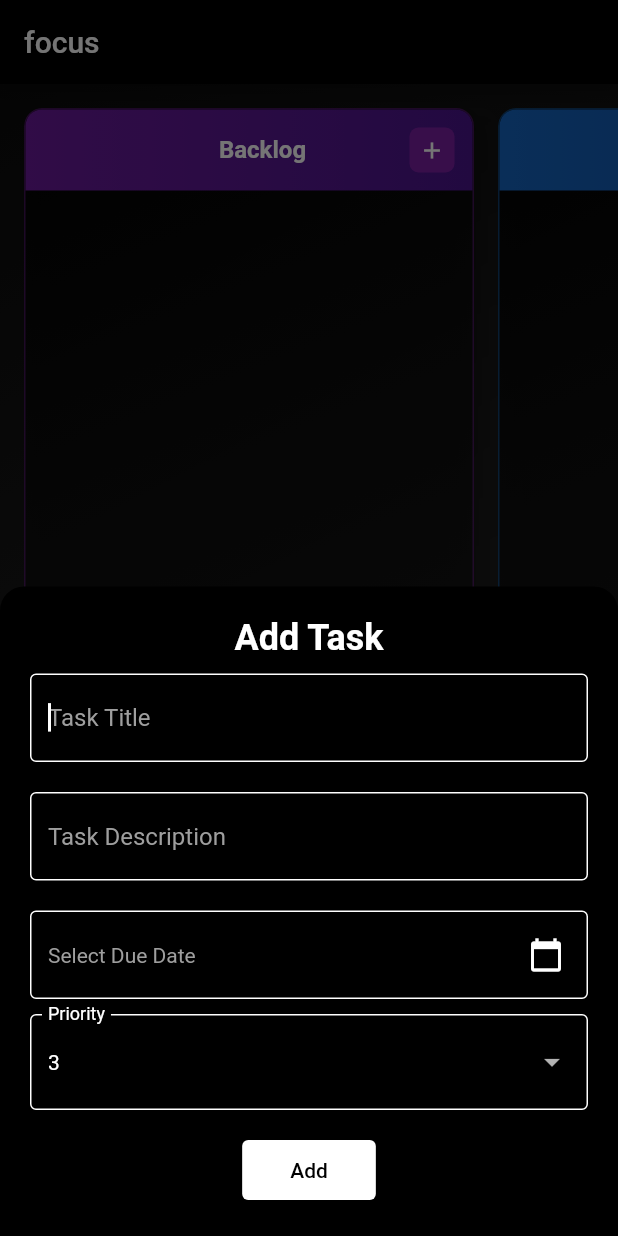
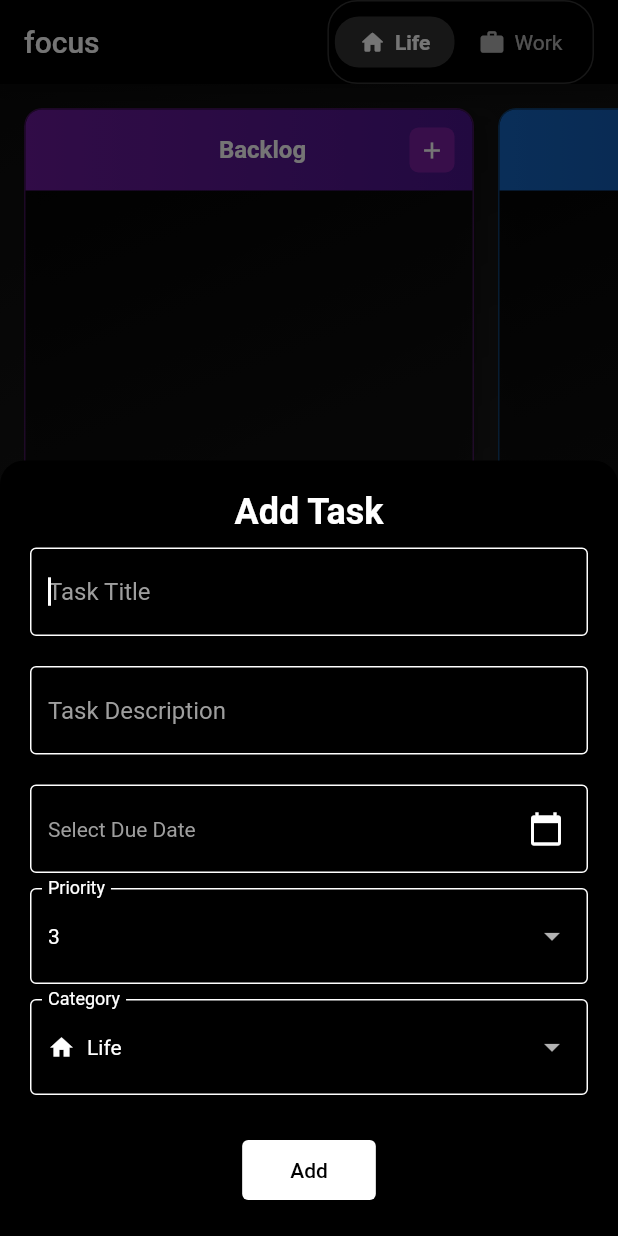
Before and after one commit to wjjmjh/focus, a Flutter app: the screen it shows after launch, after a tap on the "add" icon, on a phone screen of 412 x 824 dp. Run offline on Flutter 3.47's test engine with Material 2 defaults, Android fonts, the phone set to English and light mode, and no system bars; our stand-ins replace confetti, flutter_local_notifications, flutter_riverpod, hive, hive_flutter, timezone; accounts and stored records are empty; Roboto replaces fonts that are missing (Poppins).

Commit message:
BUILD: tasks work/life toggle

```diff
--- a/lib/models/task_model.dart
+++ b/lib/models/task_model.dart
@@ -33,6 +33,9 @@ class Task extends HiveObject {
   @HiveField(8)
   final bool isDateDetected;
 
+  @HiveField(9)
+  final String category;
+
   Task({
     required this.id,
     required this.title,
@@ -43,7 +46,9 @@ class Task extends HiveObject {
     this.focusStartTime,
     this.dueDate,
     this.isDateDetected = false,
-  }) : timeSpentMillis = timeSpent.inMilliseconds;
+    String? category,
+  })  : timeSpentMillis = timeSpent.inMilliseconds,
+        category = category ?? 'life';
 
   Duration get timeSpent => Duration(milliseconds: timeSpentMillis);
 
@@ -57,6 +62,7 @@ class Task extends HiveObject {
     DateTime? focusStartTime,
     Object? dueDate = _undefined,
     bool? isDateDetected,
+    String? category,
   }) {
     return Task(
       id: id ?? this.id,
@@ -68,6 +74,7 @@ class Task extends HiveObject {
       focusStartTime: focusStartTime ?? this.focusStartTime,
       dueDate: dueDate == _undefined ? this.dueDate : dueDate as DateTime?,
       isDateDetected: isDateDetected ?? this.isDateDetected,
+      category: category ?? this.category,
     );
   }
 
--- a/lib/providers/task_provider.dart
+++ b/lib/providers/task_provider.dart
@@ -2,6 +2,10 @@ import 'package:flutter_riverpod/flutter_riverpod.dart';
 import '../models/task_model.dart';
 import '../services/local_storage_service.dart';
 import '../services/notification_service.dart';
+
+enum TaskFilter { all, life, work }
+
+final taskFilterProvider = StateProvider<TaskFilter>((ref) => TaskFilter.life);
 
 final localStorageServiceProvider =
     FutureProvider<LocalStorageService>((ref) async {
@@ -17,6 +21,20 @@ final taskListProvider =
         orElse: () => throw Exception('LocalStorageService not initialised'),
       );
   return TaskListNotifier(storageService);
+});
+
+final filteredTaskListProvider = Provider<List<Task>>((ref) {
+  final tasks = ref.watch(taskListProvider);
+  final filter = ref.watch(taskFilterProvider);
+
+  switch (filter) {
+    case TaskFilter.all:
+      return tasks;
+    case TaskFilter.life:
+      return tasks.where((task) => task.category == 'life').toList();
+    case TaskFilter.work:
+      return tasks.where((task) => task.category == 'work').toList();
+  }
 });
 
 class TaskListNotifier extends StateNotifier<List<Task>> {
@@ -37,7 +55,8 @@ class TaskListNotifier extends StateNotifier<List<Task>> {
   }
 
   Future<void> addTask(String title, String description, int priority,
-      String status, DateTime? dueDate) async {
+      String status, DateTime? dueDate,
+      [String category = 'life']) async {
     final newTask = Task(
       id: DateTime.now().toString(),
       title: title,
@@ -47,6 +66,7 @@ class TaskListNotifier extends StateNotifier<List<Task>> {
       focusStartTime: status == 'Focus' ? DateTime.now() : null,
       dueDate: dueDate,
       isDateDetected: dueDate != null,
+      category: category,
     );
 
     try {
--- a/lib/screens/home_screen.dart
+++ b/lib/screens/home_screen.dart
@@ -10,13 +10,48 @@ class HomeScreen extends ConsumerWidget {
   @override
   Widget build(BuildContext context, WidgetRef ref) {
     final localStorageServiceAsync = ref.watch(localStorageServiceProvider);
+    final currentFilter = ref.watch(taskFilterProvider);
 
     return Scaffold(
-      appBar: AppBar(title: const Text('focus')),
+      appBar: AppBar(
+        title: const Text('focus'),
+        actions: [
+          Container(
+            margin: const EdgeInsets.only(right: 16),
+            child: Container(
+              decoration: BoxDecoration(
+                color: Colors.black.withOpacity(0.1),
+                borderRadius: BorderRadius.circular(20),
+                border: Border.all(color: Colors.white.withOpacity(0.2)),
+              ),
+              padding: const EdgeInsets.all(4),
+              child: Row(
+                mainAxisSize: MainAxisSize.min,
+                children: [
+                  _buildToggleButton(
+                    'Life',
+                    Icons.home_rounded,
+                    TaskFilter.life,
+                    currentFilter == TaskFilter.life,
+                    ref,
+                  ),
+                  _buildToggleButton(
+                    'Work',
+                    Icons.work_rounded,
+                    TaskFilter.work,
+                    currentFilter == TaskFilter.work,
+                    ref,
+                  ),
+                ],
+              ),
+            ),
+          ),
+        ],
+      ),
       body: StyledBackground(
         child: localStorageServiceAsync.when(
           data: (_) {
-            final tasks = ref.watch(taskListProvider);
+            final tasks = ref.watch(filteredTaskListProvider);
             return KanbanBoard(tasks: tasks);
           },
           loading: () => const Center(child: CircularProgressIndicator()),
@@ -25,4 +60,47 @@ class HomeScreen extends ConsumerWidget {
       ),
     );
   }
+
+  Widget _buildToggleButton(
+    String label,
+    IconData icon,
+    TaskFilter filter,
+    bool isSelected,
+    WidgetRef ref,
+  ) {
+    return GestureDetector(
+      onTap: () {
+        ref.read(taskFilterProvider.notifier).state = filter;
+      },
+      child: AnimatedContainer(
+        duration: const Duration(milliseconds: 200),
+        padding: const EdgeInsets.symmetric(horizontal: 16, vertical: 8),
+        decoration: BoxDecoration(
+          color:
+              isSelected ? Colors.white.withOpacity(0.2) : Colors.transparent,
+          borderRadius: BorderRadius.circular(16),
+        ),
+        child: Row(
+          mainAxisSize: MainAxisSize.min,
+          children: [
+            Icon(
+              icon,
+              size: 18,
+              color: isSelected ? Colors.white : Colors.white.withOpacity(0.7),
+            ),
+            const SizedBox(width: 6),
+            Text(
+              label,
+              style: TextStyle(
+                color:
+                    isSelected ? Colors.white : Colors.white.withOpacity(0.7),
+                fontWeight: isSelected ? FontWeight.w600 : FontWeight.w400,
+                fontSize: 14,
+              ),
+            ),
+          ],
+        ),
+      ),
+    );
+  }
 }
--- a/lib/services/local_storage_service.dart
+++ b/lib/services/local_storage_service.dart
@@ -9,7 +9,12 @@ class LocalStorageService {
   }
 
   Future<List<Task>> getTasks() async {
-    return _taskBox.values.toList();
+    try {
+      final tasks = _taskBox.values.toList();
+      return tasks;
+    } catch (e, stackTrace) {
+      return [];
+    }
   }
 
   Future<void> addTask(Task task) async {
--- a/lib/widgets/add_task_form.dart
+++ b/lib/widgets/add_task_form.dart
@@ -1,11 +1,12 @@
 import 'package:flutter/material.dart';
 
 class AddTaskForm extends StatefulWidget {
-  final Function(String, String, int, DateTime?) addTaskHandler;
+  final Function(String, String, int, DateTime?, String) addTaskHandler;
   final String? initialTitle;
   final String? initialDescription;
   final int? initialPriority;
   final DateTime? initialDueDate;
+  final String? initialCategory;
 
   const AddTaskForm({
     super.key,
@@ -14,6 +15,7 @@ class AddTaskForm extends StatefulWidget {
     this.initialDescription,
     this.initialPriority,
     this.initialDueDate,
+    this.initialCategory,
   });
 
   @override
@@ -25,6 +27,7 @@ class _AddTaskFormState extends State<AddTaskForm> {
   late TextEditingController _descriptionController;
   late int _selectedPriority;
   DateTime? _selectedDueDate;
+  late String _selectedCategory;
 
   @override
   void initState() {
@@ -34,6 +37,7 @@ class _AddTaskFormState extends State<AddTaskForm> {
         TextEditingController(text: widget.initialDescription);
     _selectedPriority = widget.initialPriority ?? 3; // Default priority
     _selectedDueDate = widget.initialDueDate;
+    _selectedCategory = widget.initialCategory ?? 'life'; // Default category
   }
 
   @override
@@ -181,6 +185,52 @@ class _AddTaskFormState extends State<AddTaskForm> {
                   });
                 },
               ),
+              Container(
+                margin: const EdgeInsets.symmetric(vertical: 10.0),
+                child: DropdownButtonFormField<String>(
+                  value: _selectedCategory,
+                  style: const TextStyle(color: Colors.white),
+                  dropdownColor: Colors.grey.shade800,
+                  decoration: const InputDecoration(
+                    border: OutlineInputBorder(),
+                    labelText: 'Category',
+                    labelStyle: TextStyle(color: Colors.white),
+                    enabledBorder: OutlineInputBorder(
+                      borderSide: BorderSide(color: Colors.white),
+                    ),
+                    focusedBorder: OutlineInputBorder(
+                      borderSide: BorderSide(color: Colors.white),
+                    ),
+                  ),
+                  items: const [
+                    DropdownMenuItem<String>(
+                      value: 'life',
+                      child: Row(
+                        children: [
+                          Icon(Icons.home, color: Colors.white, size: 18),
+                          SizedBox(width: 8),
+                          Text('Life', style: TextStyle(color: Colors.white)),
+                        ],
+                      ),
+                    ),
+                    DropdownMenuItem<String>(
+                      value: 'work',
+                      child: Row(
+                        children: [
+                          Icon(Icons.work, color: Colors.white, size: 18),
+                          SizedBox(width: 8),
+                          Text('Work', style: TextStyle(color: Colors.white)),
+                        ],
+                      ),
+                    ),
+                  ],
+                  onChanged: (value) {
+                    setState(() {
+                      _selectedCategory = value!;
+                    });
+                  },
+                ),
+              ),
               Padding(
                 padding: const EdgeInsets.only(top: 16.0),
                 child: ElevatedButton(
@@ -197,6 +247,7 @@ class _AddTaskFormState extends State<AddTaskForm> {
                         _descriptionController.text.trim(),
                         _selectedPriority,
                         _selectedDueDate,
+                        _selectedCategory,
                       );
                       Navigator.of(context).pop();
                     }
--- a/lib/widgets/kanban_column.dart
+++ b/lib/widgets/kanban_column.dart
@@ -261,13 +261,21 @@ class _KanbanColumnState extends ConsumerState<KanbanColumn> {
           topRight: Radius.circular(16),
         ),
       ),
-      builder: (context) => AddTaskForm(
-        addTaskHandler: (String title, String description, int priority,
-            DateTime? dueDate) {
-          final notifier = ref.read(taskListProvider.notifier);
-          notifier.addTask(title, description, priority, widget.title, dueDate);
-        },
-      ),
+      builder: (context) {
+        final currentFilter = ref.read(taskFilterProvider);
+        final defaultCategory =
+            currentFilter == TaskFilter.work ? 'work' : 'life';
+
+        return AddTaskForm(
+          addTaskHandler: (String title, String description, int priority,
+              DateTime? dueDate, String category) {
+            final notifier = ref.read(taskListProvider.notifier);
+            notifier.addTask(
+                title, description, priority, widget.title, dueDate, category);
+          },
+          initialCategory: defaultCategory,
+        );
+      },
     );
   }
 }
--- a/lib/widgets/task_card.dart
+++ b/lib/widgets/task_card.dart
@@ -470,13 +470,14 @@ class _TaskCardState extends ConsumerState<TaskCard> {
         child: SingleChildScrollView(
           child: AddTaskForm(
             addTaskHandler: (String title, String description, int priority,
-                DateTime? dueDate) {
+                DateTime? dueDate, String category) {
               final updatedTask = widget.task.copyWith(
                 title: title,
                 description: description,
                 priority: priority.toString(),
                 dueDate: dueDate,
                 isDateDetected: dueDate != null,
+                category: category,
               );
               ref.read(taskListProvider.notifier).updateTask(updatedTask);
             },
@@ -484,6 +485,7 @@ class _TaskCardState extends ConsumerState<TaskCard> {
             initialDescription: widget.task.description,
             initialPriority: int.tryParse(widget.task.priority) ?? 3,
             initialDueDate: widget.task.dueDate,
+            initialCategory: widget.task.category,
           ),
         ),
       ),
```
Also changed, not shown: lib/models/task_model.g.dart.
